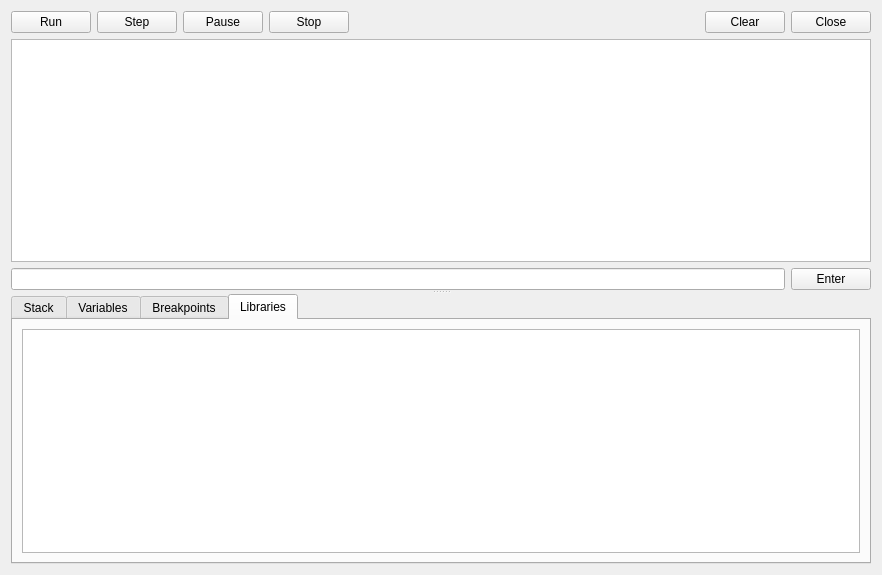
Old version of the form ui/Debugger.ui in the repository kipr/kiss.
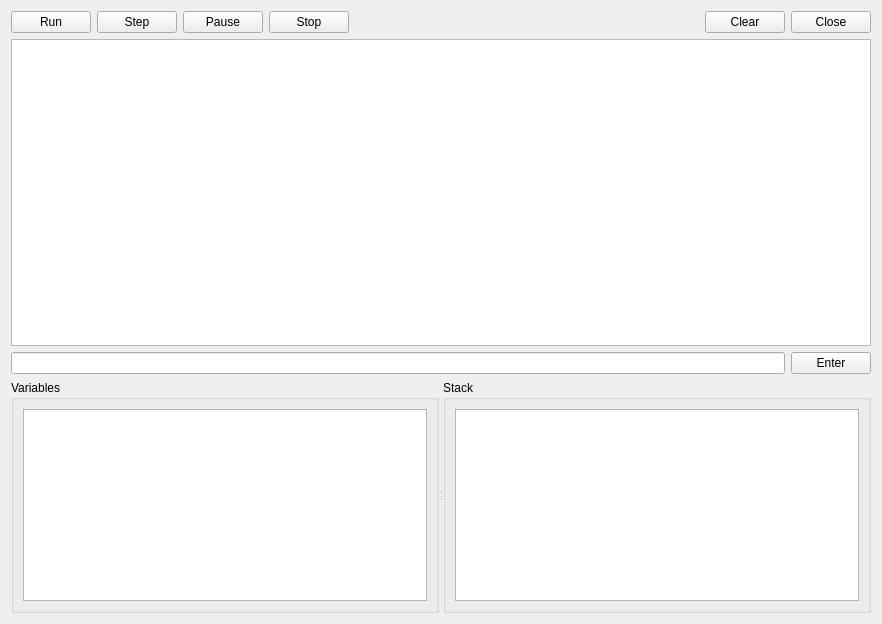
New version of the form. The open tabs and pages were chosen to show the change. Icons and pictures are not drawn.

The edit to the form file:
```diff
--- a/ui/Debugger.ui
+++ b/ui/Debugger.ui
@@ -7,13 +7,13 @@
     <x>0</x>
     <y>0</y>
     <width>882</width>
-    <height>575</height>
+    <height>624</height>
    </rect>
   </property>
   <property name="windowTitle">
    <string>Debugger</string>
   </property>
-  <layout class="QVBoxLayout" name="verticalLayout">
+  <layout class="QVBoxLayout" name="verticalLayout_3">
    <item>
     <widget class="QSplitter" name="splitter">
      <property name="orientation">
@@ -161,75 +161,32 @@
        </item>
       </layout>
      </widget>
-     <widget class="QTabWidget" name="ui_tabWidget">
-      <property name="sizePolicy">
-       <sizepolicy hsizetype="Expanding" vsizetype="MinimumExpanding">
-        <horstretch>0</horstretch>
-        <verstretch>0</verstretch>
-       </sizepolicy>
+    </widget>
+   </item>
+   <item>
+    <widget class="QSplitter" name="splitter_2">
+     <property name="orientation">
+      <enum>Qt::Horizontal</enum>
+     </property>
+     <widget class="QGroupBox" name="groupBox_2">
+      <property name="title">
+       <string>Variables</string>
       </property>
-      <property name="maximumSize">
-       <size>
-        <width>16777215</width>
-        <height>16777215</height>
-       </size>
+      <layout class="QVBoxLayout" name="verticalLayout_2">
+       <item>
+        <widget class="QListWidget" name="ui_variables"/>
+       </item>
+      </layout>
+     </widget>
+     <widget class="QGroupBox" name="groupBox">
+      <property name="title">
+       <string>Stack</string>
       </property>
-      <property name="tabShape">
-       <enum>QTabWidget::Rounded</enum>
-      </property>
-      <property name="currentIndex">
-       <number>0</number>
-      </property>
-      <property name="movable">
-       <bool>true</bool>
-      </property>
-      <widget class="QWidget" name="ui_stackTab">
-       <attribute name="title">
-        <string>Stack</string>
-       </attribute>
-       <layout class="QVBoxLayout" name="verticalLayout_4">
-        <item>
-         <widget class="QListWidget" name="ui_stack"/>
-        </item>
-       </layout>
-      </widget>
-      <widget class="QWidget" name="ui_variableTab">
-       <attribute name="title">
-        <string>Variables</string>
-       </attribute>
-       <layout class="QVBoxLayout" name="verticalLayout_7">
-        <item>
-         <widget class="QListWidget" name="ui_variables"/>
-        </item>
-       </layout>
-      </widget>
-      <widget class="QWidget" name="ui_breakpointTab">
-       <attribute name="title">
-        <string>Breakpoints</string>
-       </attribute>
-       <layout class="QVBoxLayout" name="verticalLayout_3">
-        <item>
-         <widget class="QListWidget" name="ui_breakpoints"/>
-        </item>
-       </layout>
-      </widget>
-      <widget class="QWidget" name="ui_librariesTab">
-       <attribute name="title">
-        <string>Libraries</string>
-       </attribute>
-       <layout class="QVBoxLayout" name="verticalLayout_6">
-        <item>
-         <widget class="QListWidget" name="ui_libs">
-          <property name="sizePolicy">
-           <sizepolicy hsizetype="Expanding" vsizetype="Expanding">
-            <horstretch>0</horstretch>
-            <verstretch>0</verstretch>
-           </sizepolicy>
-          </property>
-         </widget>
-        </item>
-       </layout>
-      </widget>
+      <layout class="QVBoxLayout" name="verticalLayout">
+       <item>
+        <widget class="QListWidget" name="ui_stack"/>
+       </item>
+      </layout>
      </widget>
     </widget>
    </item>
```
